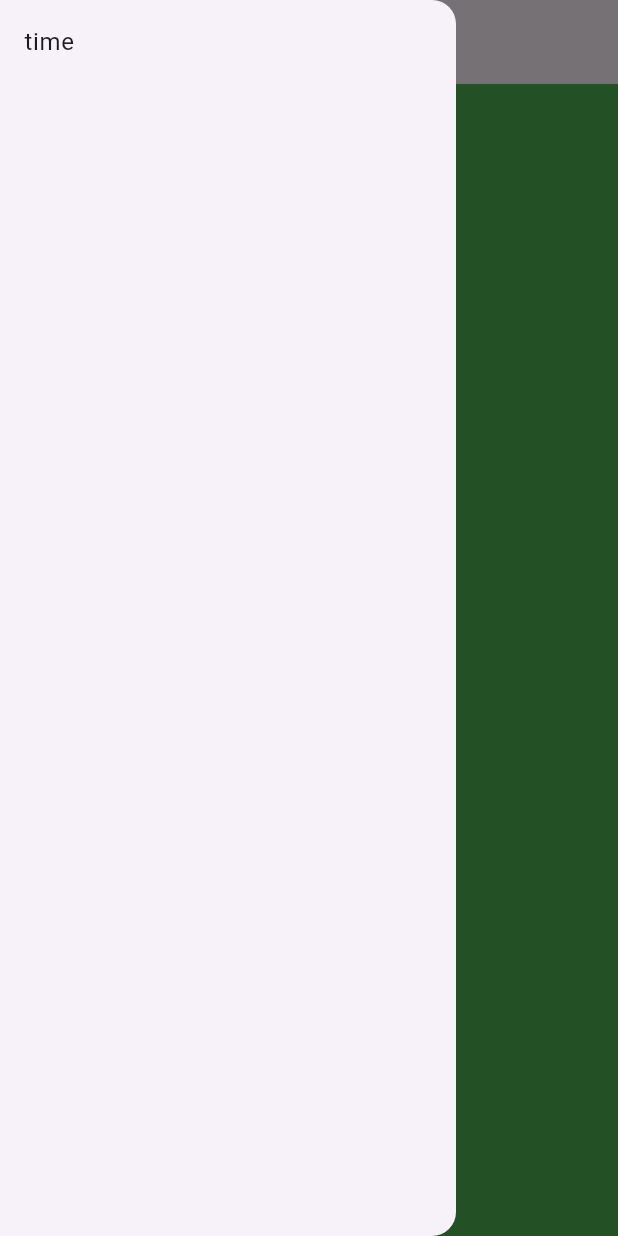
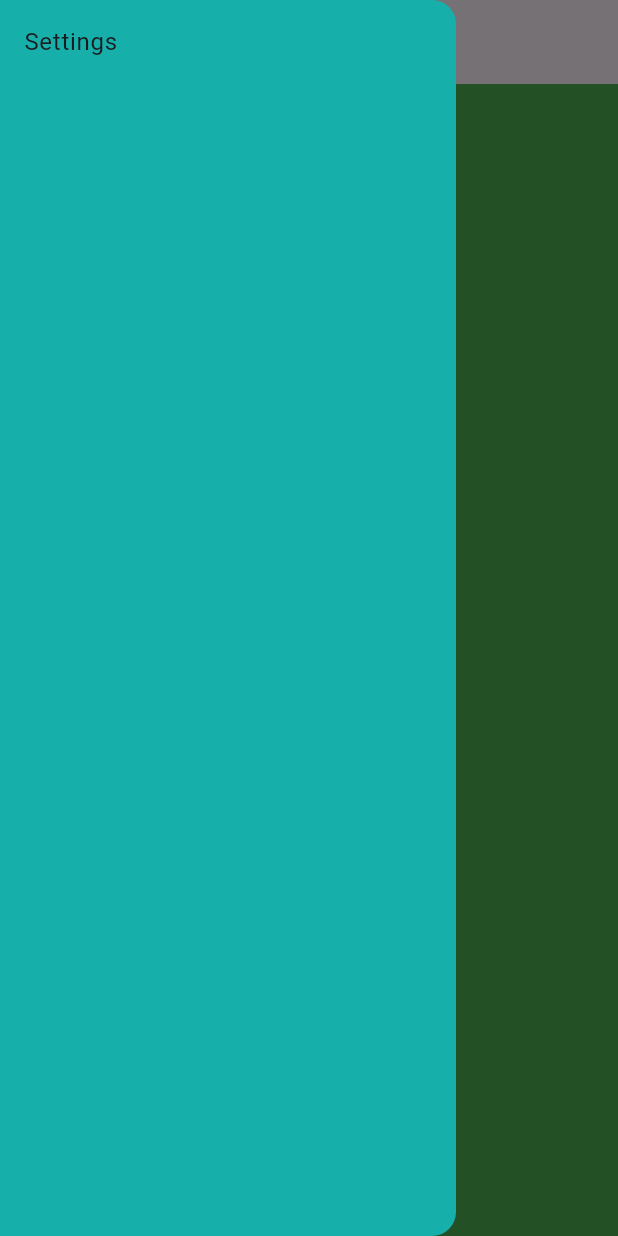
Before and after one commit to danameisnothing/funny-webapp-client, a Flutter app: the screen it shows after launch, with the side drawer open, on a phone screen of 412 x 824 dp. Run offline on Flutter 3.47's test engine with Material 3 defaults, Android fonts, the phone set to English and light mode, and no system bars.

Commit message:
still figuring things out

```diff
--- a/lib/main.dart
+++ b/lib/main.dart
@@ -7,7 +7,6 @@ void main() {
 class MyApp extends StatelessWidget {
   const MyApp({super.key});
 
-  // This widget is the root of your application.
   @override
   Widget build(BuildContext context) {
     return MaterialApp(
@@ -21,20 +20,11 @@ class MyApp extends StatelessWidget {
         appBar: AppBar(), // TEMPORARY
         backgroundColor: Colors.green,
         drawer: Drawer(
+          backgroundColor: const Color.fromARGB(255, 23, 175, 170),
           child: ListView(
-            children: [
+            children: const [
               ListTile(
-                title: const Text("time"),
-                onTap: () async {
-                  await showDialog(
-                      context: context,
-                      builder: (BuildContext testCtx) {
-                        return const AlertDialog(
-                          title: Text("yeet"),
-                          content: Text("yeeghsabdjh\nhelp"),
-                        );
-                      });
-                },
+                title: Text("Settings"),
               ),
             ],
           ),
```
